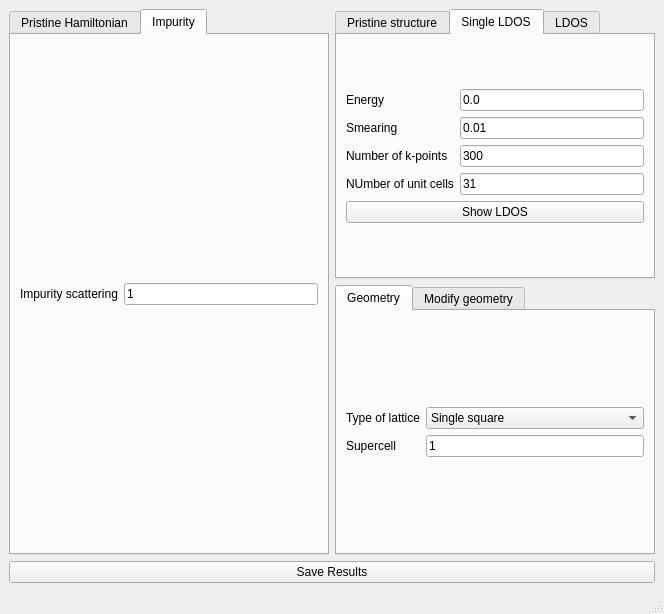
Before: the Qt Designer form interface-pyqt/impurity_embedding/interface.ui in joselado/quantum-honeycomp, drawn with Qt 5.
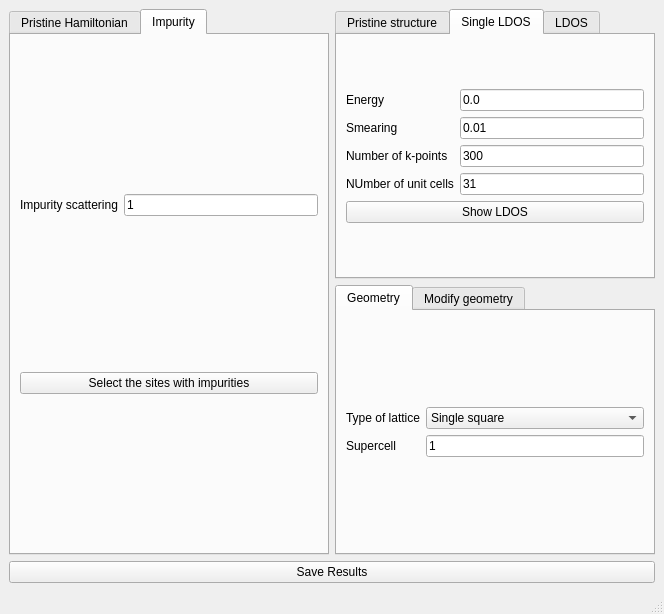
After: the same form once the commit is applied. The open tabs and pages were chosen to show the change.

The edit to the form file:
```diff
--- a/interface-pyqt/impurity_embedding/interface.ui
+++ b/interface-pyqt/impurity_embedding/interface.ui
@@ -284,6 +284,13 @@
           </property>
          </widget>
         </item>
+        <item row="1" column="0" colspan="2">
+         <widget class="QPushButton" name="select_impurity_sites">
+          <property name="text">
+           <string>Select the sites with impurities</string>
+          </property>
+         </widget>
+        </item>
        </layout>
       </widget>
      </widget>
```
